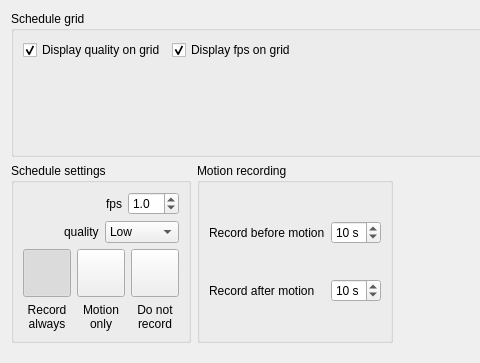
networkoptix/nx_open, file client/src/ui/device_settings/camera_schedule.ui: the form before one commit; both pictures show x 0 to 480 and y 0 to 363 of the 957 by 500 pixel window.
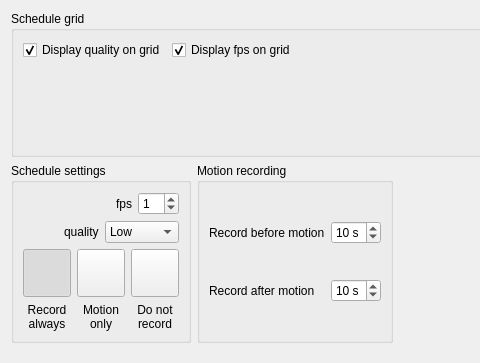
The form after the commit. Custom widgets are drawn as their Qt base class.

```diff
--- a/client/src/ui/device_settings/camera_schedule.ui
+++ b/client/src/ui/device_settings/camera_schedule.ui
@@ -143,10 +143,10 @@
           <item>
            <widget class="QDoubleSpinBox" name="fpsSpinBox">
             <property name="decimals">
-             <number>1</number>
+             <number>0</number>
             </property>
             <property name="minimum">
-             <double>0.200000000000000</double>
+             <double>0.000000000000000</double>
             </property>
             <property name="maximum">
              <double>30.000000000000000</double>
```
